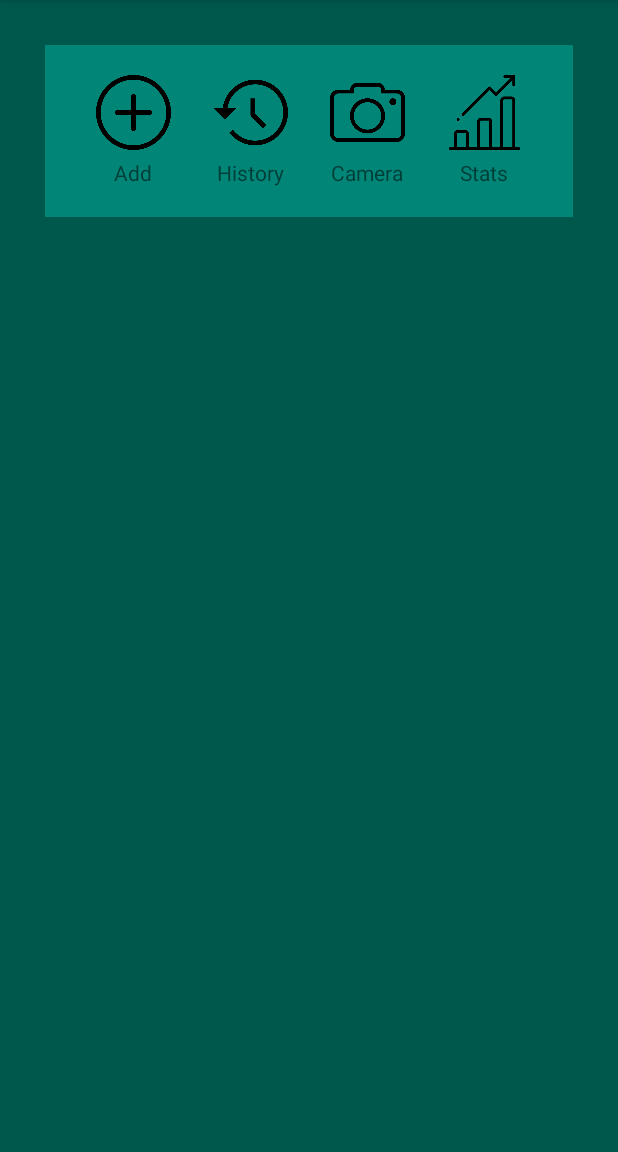
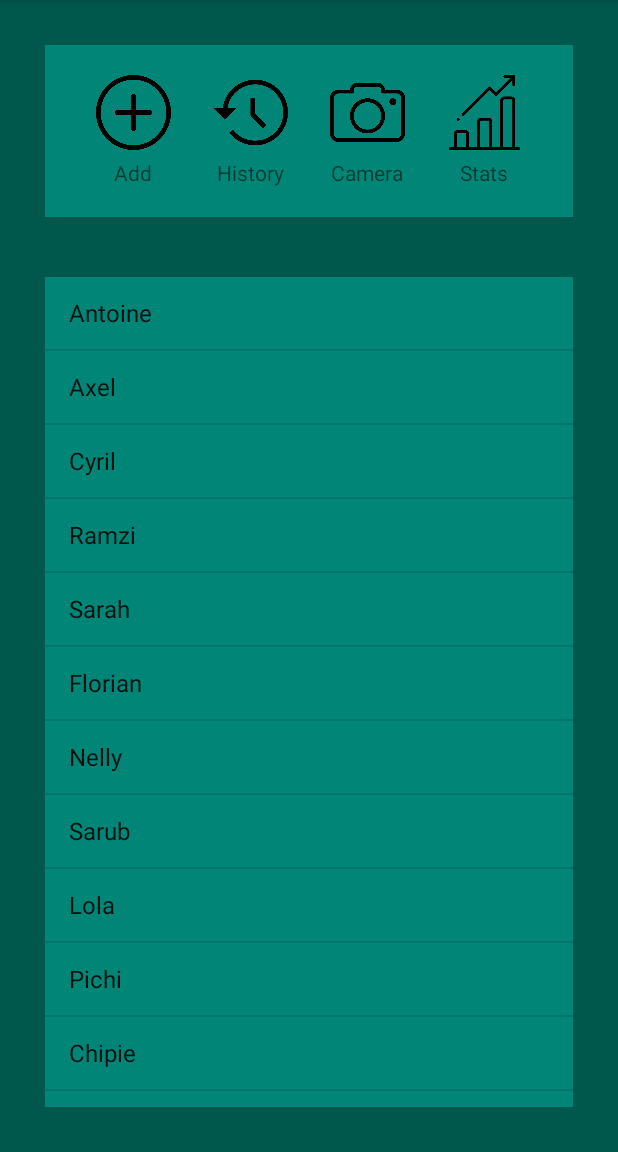
Before and after one commit to Schouketta/ProjetAndroid, an Android app: the screen it shows after launch (MainActivity), on a phone screen of 412 x 824 dp, the part 84-1236 px from its top. Run offline under Robolectric (Android 15) with nearby library versions, the phone set to English and light mode, and no system bars.

Commit message:
ListView pour mainActivity

```diff
--- a/app/src/main/java/fr/android/moi/projetandroid/MainActivity.java
+++ b/app/src/main/java/fr/android/moi/projetandroid/MainActivity.java
@@ -3,12 +3,31 @@ package fr.android.moi.projetandroid;
 import androidx.appcompat.app.AppCompatActivity;
 
 import android.os.Bundle;
+import android.widget.ArrayAdapter;
+import android.widget.ListView;
 
 public class MainActivity extends AppCompatActivity {
+
+    ListView mListView;
+    private String[] prenoms = new String[]{
+            "Antoine", "Axel", "Cyril", "Ramzi", "Sarah", "Florian",
+            "Nelly", "Sarub", "Lola", "Pichi", "Chipie", "Logan",
+            "Matthieu", "Rossard", "Jacques", "Philippe", "Quentin", "Romain",
+            "Sophie", "Tristan", "Ulric", "Vincent", "Willy", "Xavier",
+            "Yann", "Zoé"
+    };
 
     @Override
     protected void onCreate(Bundle savedInstanceState) {
         super.onCreate(savedInstanceState);
         setContentView(R.layout.activity_main);
+
+        mListView = (ListView) findViewById(R.id.listView);
+        final ArrayAdapter<String> adapter = new ArrayAdapter<String>(MainActivity.this,
+                android.R.layout.simple_list_item_1, prenoms);
+        mListView.setAdapter(adapter);
     }
+
+
+
 }
--- a/app/src/main/res/layout/activity_main.xml
+++ b/app/src/main/res/layout/activity_main.xml
@@ -6,7 +6,8 @@
     android:layout_height="match_parent"
     android:background="@color/colorPrimaryDark"
     android:padding="30dp"
-    tools:context=".MainActivity">
+    tools:context=".MainActivity"
+    android:orientation="vertical">
 
     <LinearLayout
         android:layout_width="match_parent"
@@ -96,5 +97,18 @@
 
     </LinearLayout>
 
+    <LinearLayout
+        android:layout_width="wrap_content"
+        android:layout_height="match_parent"
+        android:layout_marginTop="40dp"
+        android:background="@color/colorPrimary"
+        >
+
+        <ListView
+            android:id="@+id/listView"
+            android:layout_width="wrap_content"
+            android:layout_height="wrap_content" />
+
+    </LinearLayout>
 
 </LinearLayout>
--- a/app/src/main/res/values/colors.xml
+++ b/app/src/main/res/values/colors.xml
@@ -6,5 +6,6 @@
     <color name="pink">#F78F89</color>
     <color name="white">#FFFFFF</color>
     <color name="grey">#D9D9D9</color>
+    <color name="pinkie">#FF737A</color>
 
 </resources>
```
